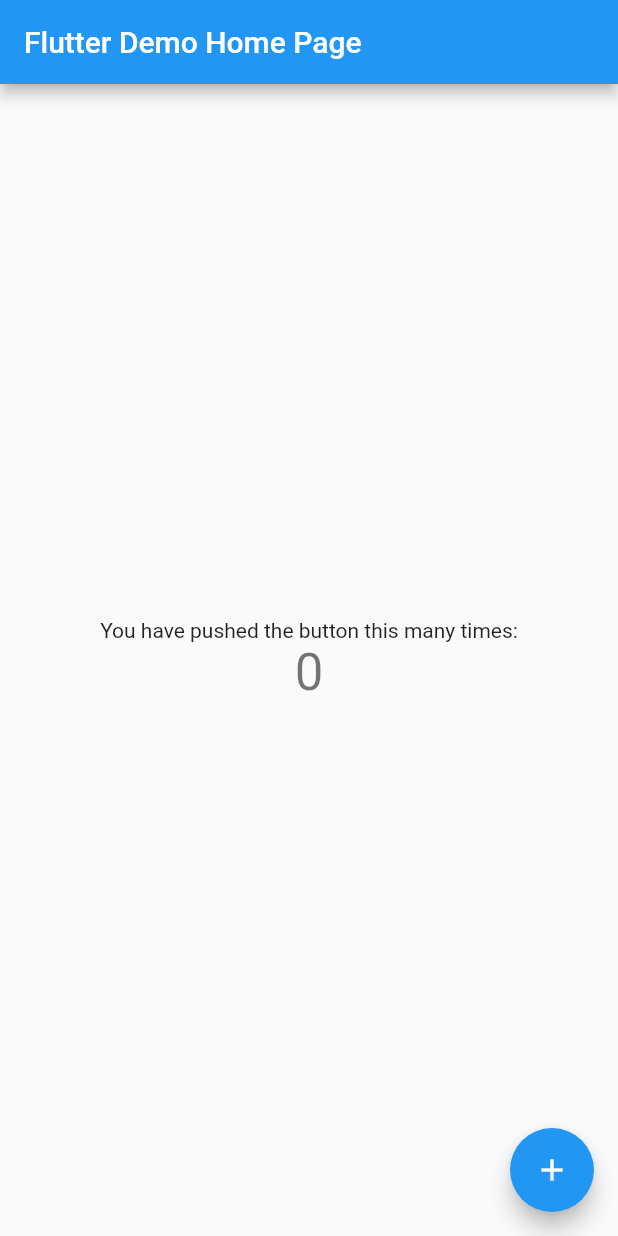
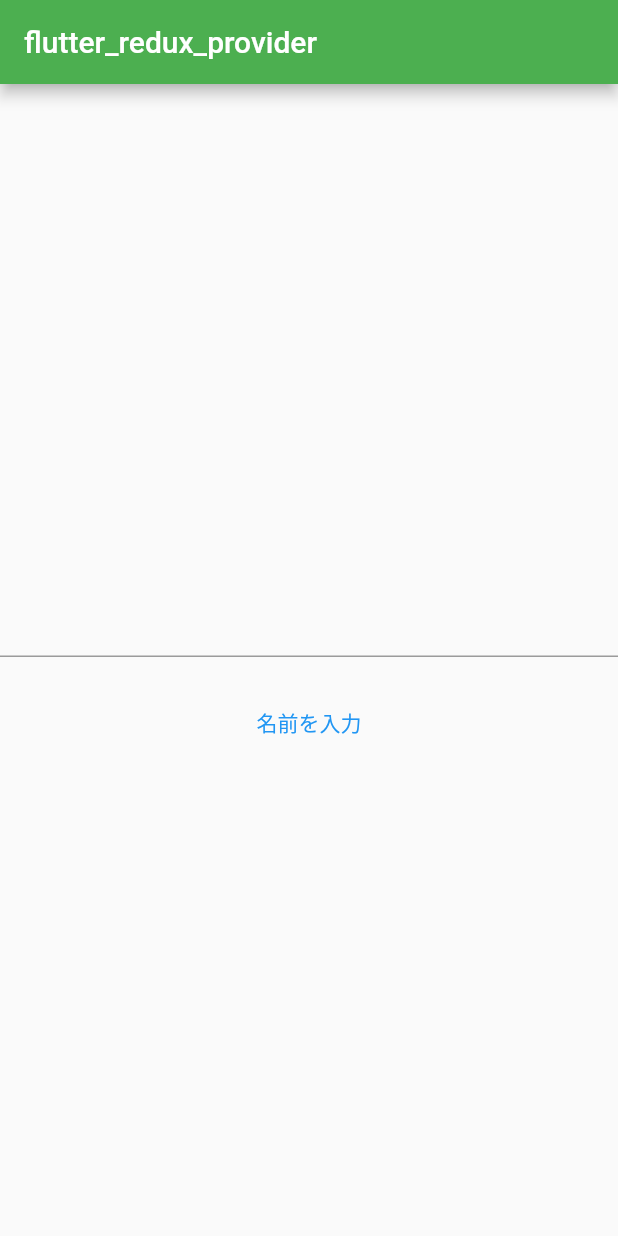
Before and after one commit to EigoAkita/flutter_redux_provider, a Flutter app: the screen it shows after launch, on a phone screen of 412 x 824 dp. Run offline on Flutter 3.47's test engine with Material 2 defaults, Android fonts, the phone set to English and light mode, and no system bars; our stand-ins replace flutter_redux, redux.

Commit message:
redux状態管理成功

```diff
--- a/lib/main.dart
+++ b/lib/main.dart
@@ -1,113 +1,93 @@
 import 'package:flutter/material.dart';
+import 'package:flutter_redux_provider/notifier/my_app_view_model.dart';
+import 'package:flutter_redux_provider/redux/action.dart';
+import 'package:flutter_redux_provider/redux/reducer.dart';
+import 'package:flutter_redux_provider/redux/state.dart';
+import 'package:redux/redux.dart';
+import 'package:flutter_redux/flutter_redux.dart';
 
 void main() {
   runApp(MyApp());
 }
 
 class MyApp extends StatelessWidget {
-  // This widget is the root of your application.
+  final Store<AppState> store;
+
+  //MyApp生成時にStoreも生成させる（コンストラクタ処理の為、runAppした時に初期化されて実行する）
+  MyApp()
+      : store = Store<AppState>(
+          appReducer,
+          initialState: AppState.initialState(),
+        );
+
   @override
   Widget build(BuildContext context) {
-    return MaterialApp(
-      title: 'Flutter Demo',
+    return StoreProvider<AppState>(
+      store: store,
+      child: MaterialApp(
         theme: ThemeData(
-        // This is the theme of your application.
-        //
-        // Try running your application with "flutter run". You'll see the
-        // application has a blue toolbar. Then, without quitting the app, try
-        // changing the primarySwatch below to Colors.green and then invoke
-        // "hot reload" (press "r" in the console where you ran "flutter run",
-        // or simply save your changes to "hot reload" in a Flutter IDE).
-        // Notice that the counter didn't reset back to zero; the application
-        // is not restarted.
           primarySwatch: Colors.blue,
         ),
-      home: MyHomePage(title: 'Flutter Demo Home Page'),
+        home: MyHomePage(store),
+      ),
     );
   }
 }
 
-class MyHomePage extends StatefulWidget {
-  MyHomePage({Key? key, required this.title}) : super(key: key);
+class MyHomePage extends StatelessWidget {
+  final Store<AppState> store;
+  MyHomePage(this.store);
 
-  // This widget is the home page of your application. It is stateful, meaning
-  // that it has a State object (defined below) that contains fields that affect
-  // how it looks.
-
-  // This class is the configuration for the state. It holds the values (in this
-  // case the title) provided by the parent (in this case the App widget) and
-  // used by the build method of the State. Fields in a Widget subclass are
-  // always marked "final".
-
-  final String title;
-
-  @override
-  _MyHomePageState createState() => _MyHomePageState();
-}
-
-class _MyHomePageState extends State<MyHomePage> {
-  int _counter = 0;
-
-  void _incrementCounter() {
-    setState(() {
-      // This call to setState tells the Flutter framework that something has
-      // changed in this State, which causes it to rerun the build method below
-      // so that the display can reflect the updated values. If we changed
-      // _counter without calling setState(), then the build method would not be
-      // called again, and so nothing would appear to happen.
-      _counter++;
-    });
-  }
+  final controller = TextEditingController();
 
   @override
   Widget build(BuildContext context) {
-    // This method is rerun every time setState is called, for instance as done
-    // by the _incrementCounter method above.
-    //
-    // The Flutter framework has been optimized to make rerunning build methods
-    // fast, so that you can just rebuild anything that needs updating rather
-    // than having to individually change instances of widgets.
-    return Scaffold(
+    //StoreにアクセスしてStateやActionを使ってViewを作る
+    return StoreConnector<AppState, MyAppViewModel>(
+      // Store から必要な要素を _ViewModel に集約します
+      converter: (store) {
+        return MyAppViewModel(
+          name: store.state.name,
+          age: store.state.age,
+          sex: store.state.sex,
+          prefectures: store.state.prefectures,
+          hobby: store.state.hobby,
+          profileImage: store.state.profileImage,
+          currentIndex: store.state.currentIndex,
+        );
+      },
+      // converter が作ってくれた viewModel で View を作成していきます
+      builder: (BuildContext context, MyAppViewModel model) => Scaffold(
         appBar: AppBar(
-        // Here we take the value from the MyHomePage object that was created by
-        // the App.build method, and use it to set our appbar title.
-        title: Text(widget.title),
+          backgroundColor: Colors.green,
+          title: Text(
+            'flutter_redux_provider',
+            style: TextStyle(
+              color: Colors.white,
+            ),
+          ),
         ),
         body: Center(
-        // Center is a layout widget. It takes a single child and positions it
-        // in the middle of the parent.
           child: Column(
-          // Column is also a layout widget. It takes a list of children and
-          // arranges them vertically. By default, it sizes itself to fit its
-          // children horizontally, and tries to be as tall as its parent.
-          //
-          // Invoke "debug painting" (press "p" in the console, choose the
-          // "Toggle Debug Paint" action from the Flutter Inspector in Android
-          // Studio, or the "Toggle Debug Paint" command in Visual Studio Code)
-          // to see the wireframe for each widget.
-          //
-          // Column has various properties to control how it sizes itself and
-          // how it positions its children. Here we use mainAxisAlignment to
-          // center the children vertically; the main axis here is the vertical
-          // axis because Columns are vertical (the cross axis would be
-          // horizontal).
             mainAxisAlignment: MainAxisAlignment.center,
             children: <Widget>[
-            Text(
-              'You have pushed the button this many times:',
+              Text('${model.name}'),
+              TextField(
+                controller: controller,
               ),
-            Text(
-              '$_counter',
-              style: Theme.of(context).textTheme.headline4,
+              Padding(
+                padding: EdgeInsets.only(top: 20.0),
+                child: TextButton(
+                  onPressed: () {
+                    store.dispatch(AddName(controller.text));
+                  },
+                  child: Text('名前を入力'),
+                ),
               ),
             ],
           ),
         ),
-      floatingActionButton: FloatingActionButton(
-        onPressed: _incrementCounter,
-        tooltip: 'Increment',
-        child: Icon(Icons.add),
-      ), // This trailing comma makes auto-formatting nicer for build methods.
+      ),
     );
   }
 }
--- /dev/null
+++ b/lib/notifier/my_app_view_model.dart
@@ -0,0 +1,19 @@
+class MyAppViewModel {
+  final String? name;
+  final int? age;
+  final int? sex;
+  final String? prefectures;
+  final String? hobby;
+  final String? profileImage;
+  final int? currentIndex;
+
+  MyAppViewModel({
+    this.name,
+    this.age,
+    this.sex,
+    this.prefectures,
+    this.hobby,
+    this.profileImage,
+    this.currentIndex,
+  });
+}
--- /dev/null
+++ b/lib/redux/state.dart
@@ -0,0 +1,28 @@
+class AppState {
+  final String? name;
+  final int? age;
+  final int? sex;
+  final String? prefectures;
+  final String? hobby;
+  final String? profileImage;
+  final int? currentIndex;
+
+  AppState({
+    this.name,
+    this.age,
+    this.sex,
+    this.prefectures,
+    this.hobby,
+    this.profileImage,
+    this.currentIndex,
+  });
+
+  AppState.initialState()
+      : name = '',
+        age = 0,
+        sex = 0,
+        prefectures = '',
+        hobby = '',
+        profileImage = '',
+        currentIndex = 0;
+}
```
Also changed, not shown: lib/redux/action.dart (added, +34 -0 lines), lib/redux/reducer.dart (added, +34 -0 lines), pubspec.yaml (+2 -56 lines), pubspec.lock. Lines whose indentation alone changed are shown as unchanged.
